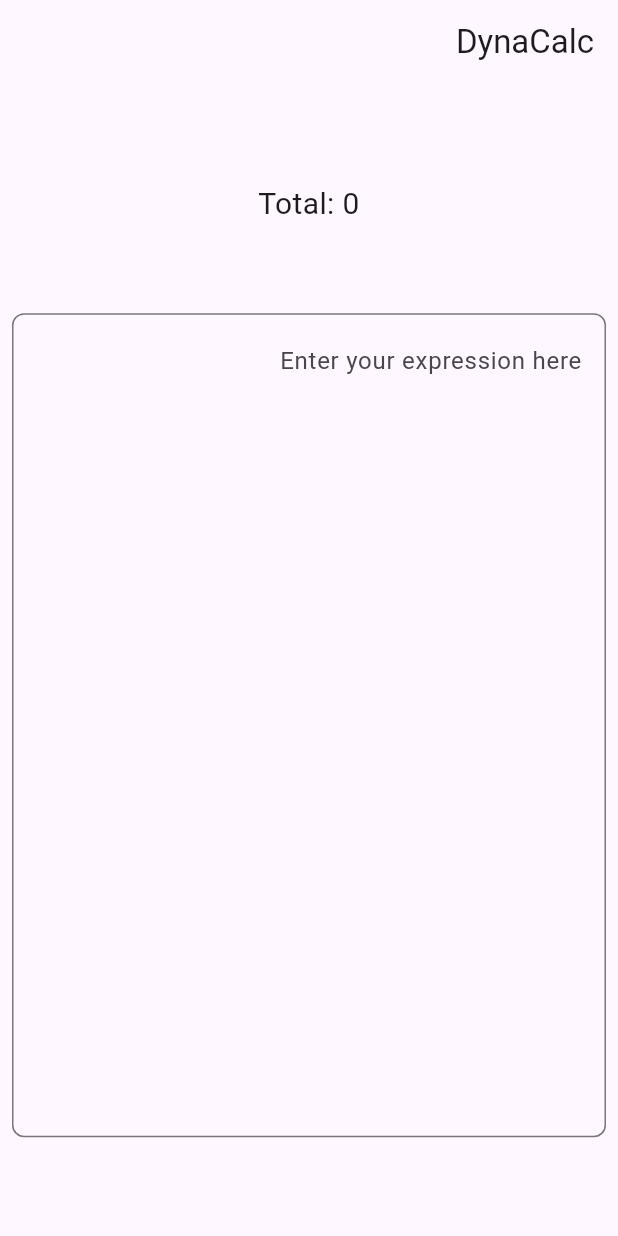
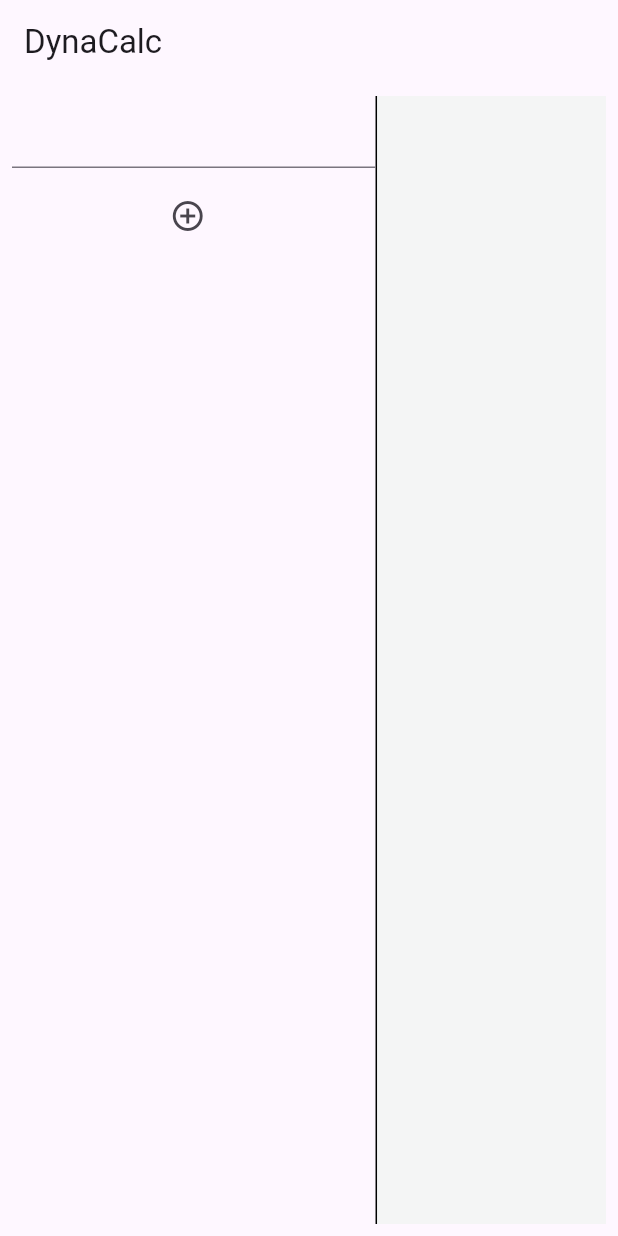
Before and after one commit to Wh0ba/dynacalc, a Flutter app: the screen it shows after launch, on a phone screen of 412 x 824 dp. Run offline on Flutter 3.47's test engine with Material 3 defaults, Android fonts, the phone set to English and light mode, and no system bars; our stand-ins replace math_expressions.

Commit message:
now fully working and can reco some currencies

```diff
--- a/lib/home_page.dart
+++ b/lib/home_page.dart
@@ -1,5 +1,8 @@
+import 'package:dynacalc/expression_analyzer.dart';
 import 'package:dynacalc/word_engine.dart';
+import 'package:flutter/cupertino.dart';
 import 'package:flutter/material.dart';
+import 'package:flutter/widgets.dart';
 
 class HomePage extends StatefulWidget {
   const HomePage({super.key});
@@ -10,57 +13,112 @@ class HomePage extends StatefulWidget {
 
 class _HomePageState extends State<HomePage> {
   late final WordEngine wordEngine;
-  late final NumberColorizer _controller;
+
+  final List<String> fields = [''];
+  final Map<int, String> units = {0: ''};
+  late List<NumberColorizer> controllers = [];
+  //key is the index of the field, while num is the value of the evaluated expression
   final Map<int, num> numbers = {};
+
   @override
   void initState() {
+    controllers = fields.map((e) => NumberColorizer()).toList();
     wordEngine = WordEngine();
-    _controller = NumberColorizer();
     super.initState();
   }
 
   @override
   Widget build(BuildContext context) {
-    return Directionality(
-      textDirection: TextDirection.rtl,
-      child: Scaffold(
+    return Scaffold(
       appBar: AppBar(title: const Text('DynaCalc')),
       body: Padding(
         padding: const EdgeInsets.all(8.0),
         child: Column(
           mainAxisAlignment: MainAxisAlignment.spaceEvenly,
           children: [
-              Text(
-                'Total: ${wordEngine.getTotal()}',
-                style: const TextStyle(fontSize: 20),
+            Expanded(
+              child: Stack(
+                children: [
+                  Positioned(
+                    left: MediaQuery.of(context).size.width / 1.7,
+                    right: 0,
+                    top: 0,
+                    bottom: 0,
+                    child: Container(
+                      decoration: const BoxDecoration(
+                          border: Border(
+                            left: BorderSide(width: 1),
                           ),
+                          color: Color(0xFFF4F5F5)),
+                    ),
+                  ),
+                  ListView.builder(
+                    itemBuilder: (context, index) {
+                      return Row(
+                        mainAxisSize: MainAxisSize.max,
+                        children: [
                           SizedBox(
-                height: MediaQuery.sizeOf(context).height / 1.5,
-                child: TextField(
+                            width: MediaQuery.of(context).size.width / 1.7,
+                            child: (index == fields.length)
+                                ? ListTile(
+                                    title: IconButton(
+                                      icon: const Icon(
+                                          Icons.add_circle_outline_sharp),
+                                      onPressed: () {
+                                        setState(() {
+                                          fields.add('');
+                                          controllers.add(NumberColorizer());
+                                        });
+                                      },
+                                    ),
+                                  )
+                                : TextField(
+                                    controller: controllers[index],
                                     onChanged: (value) {
                                       if (value.isEmpty) {
                                         setState(() {
-                        wordEngine.numbers.clear();
+                                          numbers.remove(index);
                                         });
                                         return;
                                       }
                                       setState(() {
-                      wordEngine.processString(value);
+                                        final result = ExpressionAnalyzer
+                                            .analyzeAndEvaluate(value,
+                                                (currencyPrefix) {
+                                          setState(() {
+                                            units[index] = currencyPrefix;
+                                          });
+                                        });
+                                        if (result != null) {
+                                          numbers[index] = result;
+                                        } else {
+                                          numbers.remove(index);
+                                        }
                                       });
                                     },
-                  expands: true,
-                  maxLines: null,
-                  controller: _controller,
+                                    // controller: NumberColorizer(),
                                     textAlignVertical: TextAlignVertical.top,
                                     decoration: const InputDecoration(
-                    border: OutlineInputBorder(
-                        borderRadius: BorderRadius.all(Radius.circular(8))),
-                    hintText: 'Enter your expression here',
+                                      border: null,
+                                      hintText: '',
                                     ),
                                   ),
                           ),
+                          Expanded(
+                              child: Padding(
+                            padding: const EdgeInsets.only(left: 10),
+                            child: Text(
+                                '${units[index] ?? ''} ${numbers[index] ?? ''}'),
+                          ))
+                        ],
+                      );
+                    },
+                    itemCount: fields.length + 1,
+                  ),
                 ],
               ),
+            ),
+          ],
         ),
       ),
     );
```
Also changed, not shown: lib/expression_analyzer.dart (+54 -13 lines). Lines whose indentation alone changed are shown as unchanged.
